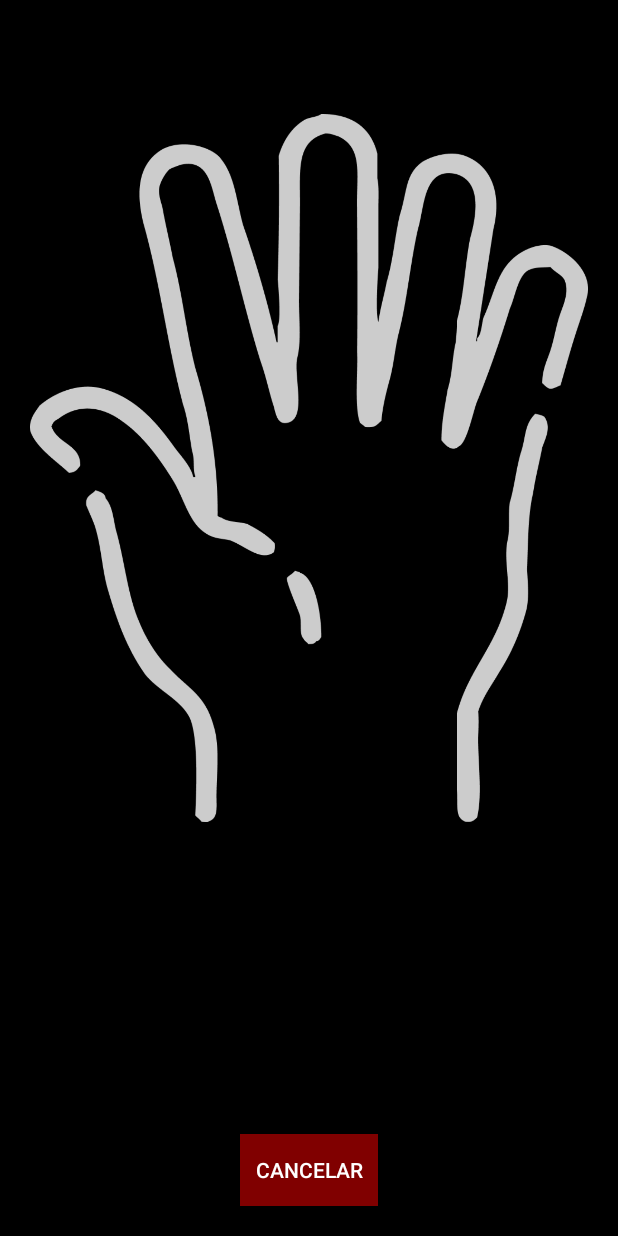
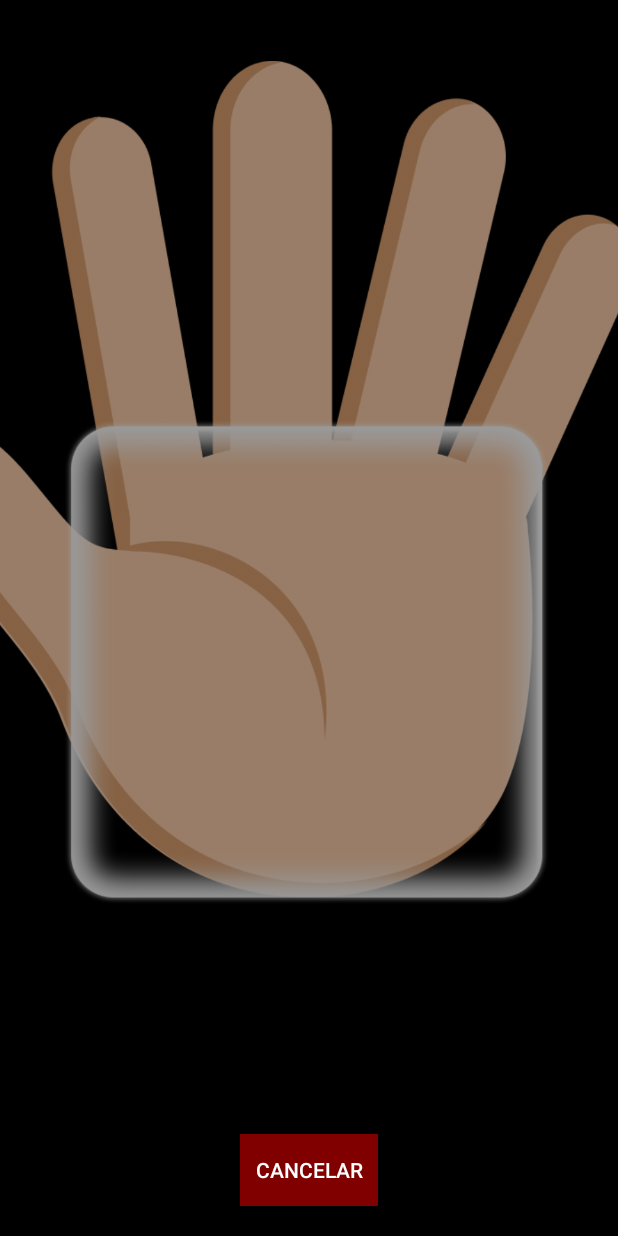
Before and after one commit to goulart-alexandre/PalmVein, an Android app: the layout activity_camera_collect.xml on its own in the app's theme, with its tools: preview values and no code run, on a phone screen of 412 x 824 dp. Run offline under Robolectric (Android 15) with nearby library versions, the phone set to English and light mode, and no system bars.

```diff
--- a/app/src/main/res/layout/activity_camera_collect.xml
+++ b/app/src/main/res/layout/activity_camera_collect.xml
@@ -26,15 +26,17 @@
             android:layout_height="wrap_content"
             android:layout_alignParentTop="true"
             android:layout_alignParentBottom="true"
-            android:layout_marginStart="20dp"
+            android:layout_marginStart="-80dp"
             android:layout_marginTop="0dp"
-            android:layout_marginEnd="20dp"
-            android:layout_marginBottom="200dp"
+            android:layout_marginEnd="-10dp"
+            android:layout_marginBottom="180dp"
             android:adjustViewBounds="true"
             android:contentDescription="Gabarito da palma"
-            android:elevation="16dp"
+            android:elevation="8dp"
             android:scaleType="centerInside"
-            android:src="@drawable/gabarito_palm" />
+            android:alpha="0.6"
+            android:src="@drawable/gabarito_palm3"
+            android:visibility="visible" />
     </RelativeLayout>
 
     <!-- Contagem regressiva central (status) -->
```
Also changed, not shown: app/src/main/java/com/hfims/android/lib/palm/MainActivity.java (+23 -7 lines), app/src/main/res/layout/activity_main.xml (+14 -9 lines), app/src/main/res/drawable/gabarito_palm3.png (added).
